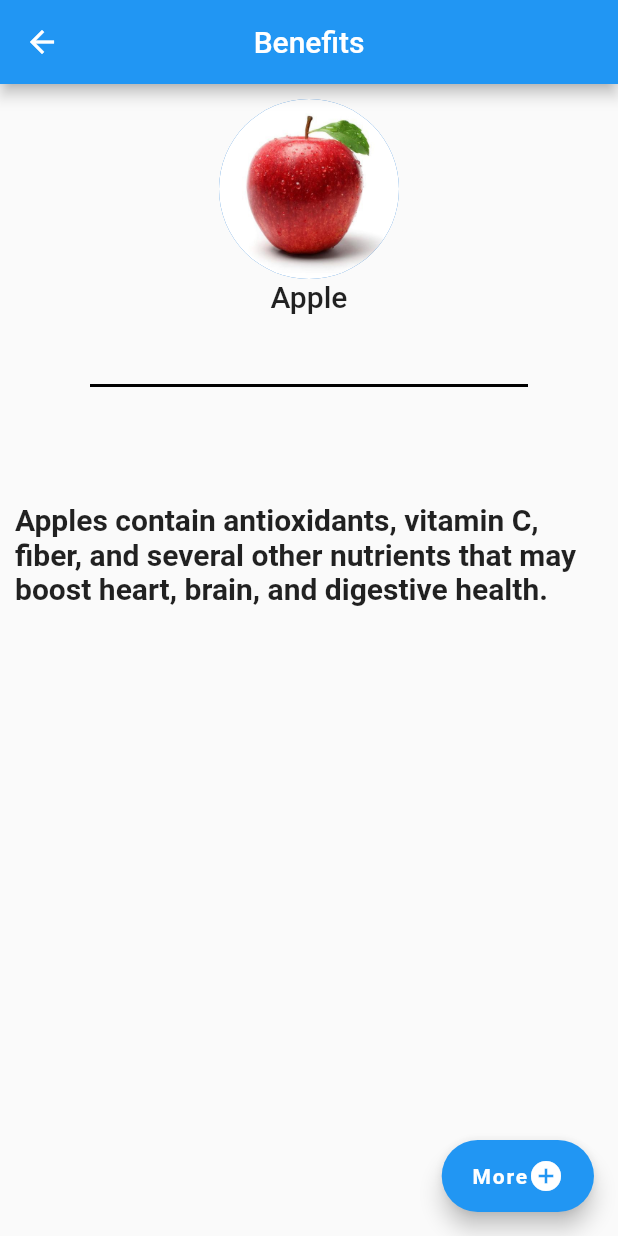
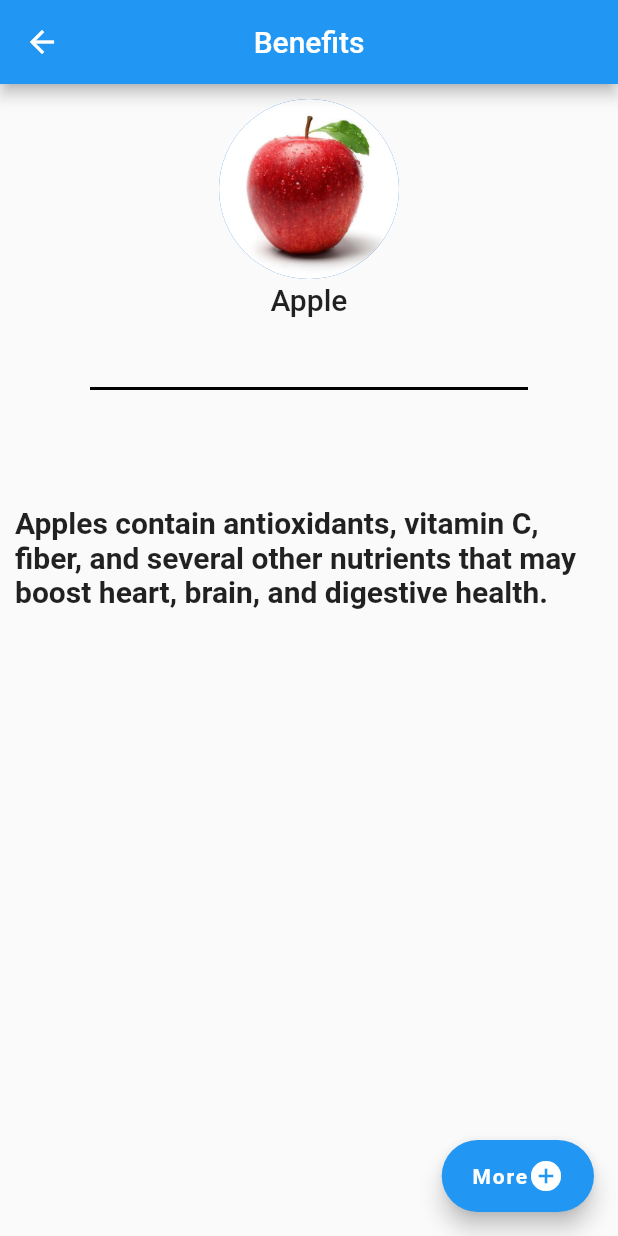
Before and after one commit to debajyatibanerjee0002/Foods_Benefit_App, a Flutter app: the screen it shows after launch, after a tap on "Know more", on a phone screen of 412 x 824 dp. Run offline on Flutter 3.47's test engine with Material 2 defaults, Android fonts, the phone set to English and light mode, and no system bars; missing offline and left inert: flutter_webview_plugin.

Commit message:
update 1.1

```diff
--- a/lib/foods_benefits.dart
+++ b/lib/foods_benefits.dart
@@ -16,6 +16,7 @@ class Benefits extends StatelessWidget {
         title: Text('Benefits'),
         centerTitle: true,
       ),
+
       body: Padding(
         padding: const EdgeInsets.all(10.0),
         child: Column(
@@ -23,6 +24,9 @@ class Benefits extends StatelessWidget {
             CircleAvatar(
               backgroundImage: AssetImage('assets/${mylist.pic}'),
               maxRadius: 60.0,
+            ),
+            SizedBox(
+              height: 2.0,
             ),
             Text(
               mylist.name,
```
